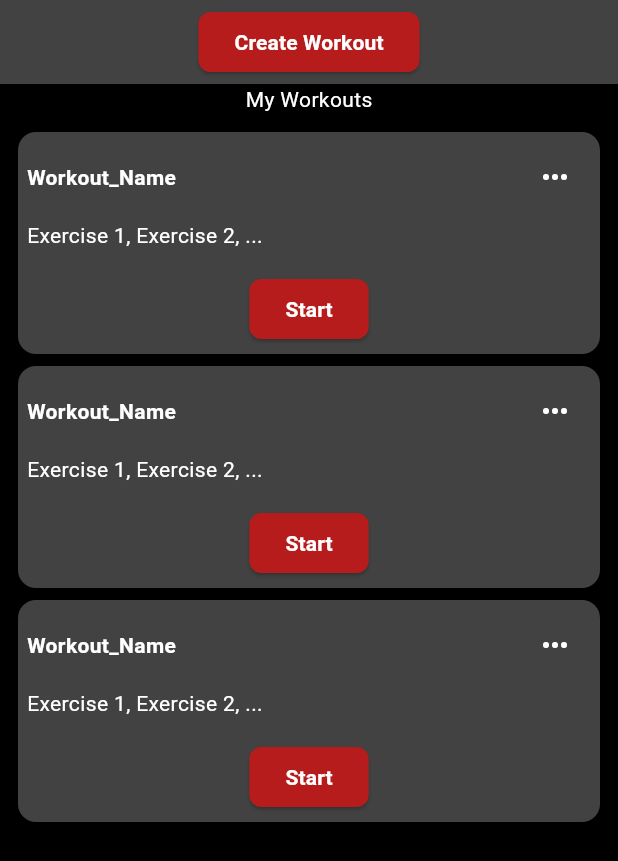
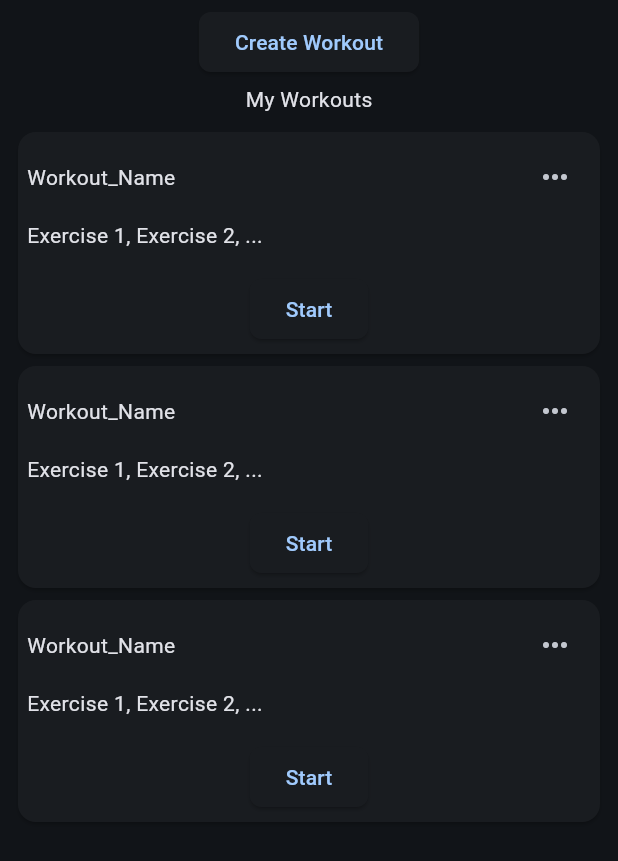
Before and after one commit to egentilucci/work-it-out, a Flutter app: the screen it shows after launch, on a phone screen of 412 x 824 dp. Shown: the top 861 px of the screen. Run offline on Flutter 3.47's test engine with Material 2 defaults, Android fonts, the phone set to English and light mode, and no system bars; our stand-ins replace go_router.

Commit message:
style: remove custom styles

```diff
--- a/lib/main.dart
+++ b/lib/main.dart
@@ -14,7 +14,10 @@ class MyApp extends StatelessWidget {
     return MaterialApp.router(
       title: 'Work it out',
       theme: ThemeData(
-        colorScheme: ColorScheme.fromSeed(seedColor: Colors.lightBlue),
+        colorScheme: ColorScheme.fromSeed(
+          seedColor: const Color(0x00003258),
+          brightness: Brightness.dark,
+        ),
         useMaterial3: true,
       ),
       routerConfig: router,
--- a/lib/pages/my_workouts.dart
+++ b/lib/pages/my_workouts.dart
@@ -11,36 +11,26 @@ class MyWorkoutsPage extends StatelessWidget {
     return Scaffold(
       appBar: AppBar(
         centerTitle: true,
-        backgroundColor: Colors.grey[800],
         title: ElevatedButton(
           onPressed: () {
             context.go(AppRoutes.createWorkout);
           },
           style: ElevatedButton.styleFrom(
-            backgroundColor: Colors.red[900],
             shape: RoundedRectangleBorder(
               borderRadius: BorderRadius.circular(8),
             ),
           ),
           child: const Text(
             "Create Workout",
-            style: TextStyle(
-              color: Colors.white,
-              fontWeight: FontWeight.bold,
-            ),
           ),
         ),
       ),
       body: SafeArea(
         child: Container(
-          color: Colors.black,
           child: Column(
             children: [
               const Text(
                 "My Workouts",
-                style: TextStyle(
-                  color: Colors.white,
-                ),
               ),
               Expanded(
                 child: ListView(
--- a/lib/widgets/workout_card.dart
+++ b/lib/widgets/workout_card.dart
@@ -6,8 +6,6 @@ class WorkoutCard extends StatelessWidget {
   @override
   Widget build(BuildContext context) {
     return Card(
-      elevation: 0,
-      color: Colors.grey[800],
       child: Padding(
         padding: const EdgeInsets.all(6.0),
         child: Column(
@@ -17,15 +15,10 @@ class WorkoutCard extends StatelessWidget {
               children: [
                 const Text(
                   'Workout_Name',
-                  style: TextStyle(
-                    fontWeight: FontWeight.bold,
-                    color: Colors.white,
-                  ),
                 ),
                 IconButton(
                   onPressed: () {},
                   icon: const Icon(Icons.more_horiz),
-                  color: Colors.white,
                 )
               ],
             ),
@@ -34,24 +27,18 @@ class WorkoutCard extends StatelessWidget {
               alignment: Alignment.centerLeft,
               child: Text(
                 "Exercise 1, Exercise 2, ...",
-                style: TextStyle(color: Colors.white),
               ),
             ),
             const SizedBox(height: 15),
             ElevatedButton(
               onPressed: () {},
               style: ElevatedButton.styleFrom(
-                backgroundColor: Colors.red[900],
                 shape: RoundedRectangleBorder(
                   borderRadius: BorderRadius.circular(8),
                 ),
               ),
               child: const Text(
                 "Start",
-                style: TextStyle(
-                  color: Colors.white,
-                  fontWeight: FontWeight.bold,
-                ),
               ),
             ),
           ],
```
Also changed, not shown: lib/pages/create_workout.dart (+4 -18 lines).
